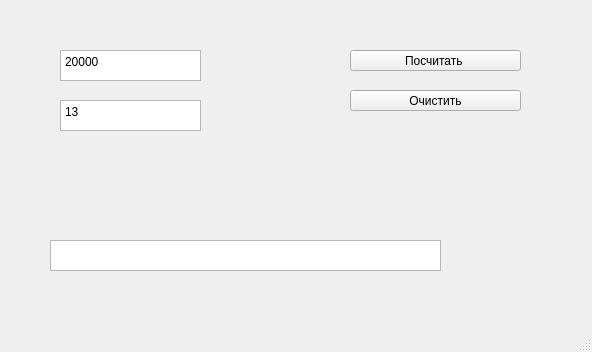
First picture: the form in SignalsSpot/mainwindow.ui, repository Ksenia0119/SignalsAndSlot_QT, before the edit.
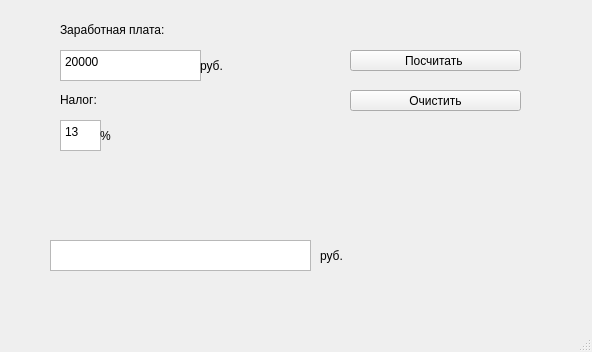
Second picture: the form after the edit.

Commit message: Комментарии

Patch:
```diff
--- a/SignalsSpot/mainwindow.ui
+++ b/SignalsSpot/mainwindow.ui
@@ -57,8 +57,8 @@
     <property name="geometry">
      <rect>
       <x>60</x>
-      <y>100</y>
-      <width>141</width>
+      <y>120</y>
+      <width>41</width>
       <height>31</height>
      </rect>
     </property>
@@ -84,11 +84,76 @@
      <rect>
       <x>50</x>
       <y>240</y>
-      <width>391</width>
+      <width>261</width>
       <height>31</height>
      </rect>
     </property>
    </widget>
+   <widget class="QLabel" name="label1">
+    <property name="geometry">
+     <rect>
+      <x>60</x>
+      <y>20</y>
+      <width>141</width>
+      <height>20</height>
+     </rect>
+    </property>
+    <property name="text">
+     <string>Заработная плата:</string>
+    </property>
+   </widget>
+   <widget class="QLabel" name="label1_2">
+    <property name="geometry">
+     <rect>
+      <x>200</x>
+      <y>50</y>
+      <width>41</width>
+      <height>31</height>
+     </rect>
+    </property>
+    <property name="text">
+     <string>руб.</string>
+    </property>
+   </widget>
+   <widget class="QLabel" name="label1_3">
+    <property name="geometry">
+     <rect>
+      <x>60</x>
+      <y>90</y>
+      <width>141</width>
+      <height>20</height>
+     </rect>
+    </property>
+    <property name="text">
+     <string>Налог:</string>
+    </property>
+   </widget>
+   <widget class="QLabel" name="label1_4">
+    <property name="geometry">
+     <rect>
+      <x>100</x>
+      <y>120</y>
+      <width>41</width>
+      <height>31</height>
+     </rect>
+    </property>
+    <property name="text">
+     <string>%</string>
+    </property>
+   </widget>
+   <widget class="QLabel" name="label1_5">
+    <property name="geometry">
+     <rect>
+      <x>320</x>
+      <y>240</y>
+      <width>41</width>
+      <height>31</height>
+     </rect>
+    </property>
+    <property name="text">
+     <string>руб.</string>
+    </property>
+   </widget>
   </widget>
   <widget class="QMenuBar" name="menubar">
    <property name="geometry">
```
Left out of the diff: 2 changed lines with no effect on the pictures. The commit also changes 1 other file.
